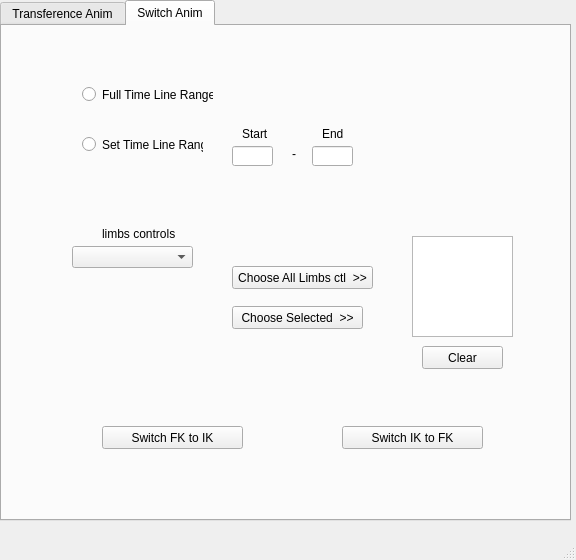
Qt form area_tools/anim/transferAnimTool.ui (gastonsbodio/maya_project_manager) before a commit.
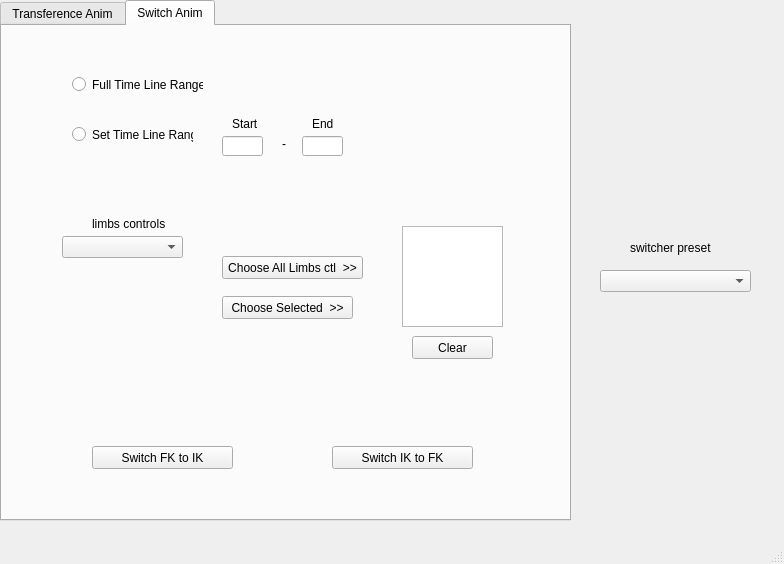
The same form after that commit. The open tabs and pages were chosen to show the change.

Commit message: dynamic rig tools menu

Diff of the .ui file:
```diff
--- a/area_tools/anim/transferAnimTool.ui
+++ b/area_tools/anim/transferAnimTool.ui
@@ -6,8 +6,8 @@
    <rect>
     <x>0</x>
     <y>0</y>
-    <width>576</width>
-    <height>560</height>
+    <width>784</width>
+    <height>564</height>
    </rect>
   </property>
   <property name="windowTitle">
@@ -221,8 +221,8 @@
      <widget class="QPushButton" name="pushBut_fk_ik">
       <property name="geometry">
        <rect>
-        <x>100</x>
-        <y>400</y>
+        <x>90</x>
+        <y>420</y>
         <width>141</width>
         <height>23</height>
        </rect>
@@ -234,8 +234,8 @@
      <widget class="QPushButton" name="pushBut_ik_fk">
       <property name="geometry">
        <rect>
-        <x>340</x>
-        <y>400</y>
+        <x>330</x>
+        <y>420</y>
         <width>141</width>
         <height>23</height>
        </rect>
@@ -247,8 +247,8 @@
      <widget class="QRadioButton" name="radioButt_fulll_timeline">
       <property name="geometry">
        <rect>
-        <x>80</x>
-        <y>60</y>
+        <x>70</x>
+        <y>50</y>
         <width>131</width>
         <height>17</height>
        </rect>
@@ -260,8 +260,8 @@
      <widget class="QRadioButton" name="radioButt_set_timeline">
       <property name="geometry">
        <rect>
-        <x>80</x>
-        <y>110</y>
+        <x>70</x>
+        <y>100</y>
         <width>121</width>
         <height>17</height>
        </rect>
@@ -273,8 +273,8 @@
      <widget class="QLineEdit" name="lineEd_start_f">
       <property name="geometry">
        <rect>
-        <x>230</x>
-        <y>120</y>
+        <x>220</x>
+        <y>110</y>
         <width>41</width>
         <height>20</height>
        </rect>
@@ -283,8 +283,8 @@
      <widget class="QLineEdit" name="lineEd_end_f">
       <property name="geometry">
        <rect>
-        <x>310</x>
-        <y>120</y>
+        <x>300</x>
+        <y>110</y>
         <width>41</width>
         <height>20</height>
        </rect>
@@ -293,8 +293,8 @@
      <widget class="QLabel" name="lab_start">
       <property name="geometry">
        <rect>
-        <x>240</x>
-        <y>100</y>
+        <x>230</x>
+        <y>90</y>
         <width>31</width>
         <height>16</height>
        </rect>
@@ -306,8 +306,8 @@
      <widget class="QLabel" name="lab_end">
       <property name="geometry">
        <rect>
-        <x>320</x>
-        <y>100</y>
+        <x>310</x>
+        <y>90</y>
         <width>31</width>
         <height>16</height>
        </rect>
@@ -319,8 +319,8 @@
      <widget class="QLabel" name="lab_underscore">
       <property name="geometry">
        <rect>
-        <x>290</x>
-        <y>120</y>
+        <x>280</x>
+        <y>110</y>
         <width>16</width>
         <height>16</height>
        </rect>
@@ -332,8 +332,8 @@
      <widget class="QComboBox" name="comboB_ik_ctl">
       <property name="geometry">
        <rect>
-        <x>70</x>
-        <y>220</y>
+        <x>60</x>
+        <y>210</y>
         <width>121</width>
         <height>22</height>
        </rect>
@@ -342,8 +342,8 @@
      <widget class="QPushButton" name="pushBut_choose_all">
       <property name="geometry">
        <rect>
-        <x>230</x>
-        <y>240</y>
+        <x>220</x>
+        <y>230</y>
         <width>141</width>
         <height>23</height>
        </rect>
@@ -355,8 +355,8 @@
      <widget class="QPushButton" name="pushBut_choose_sel">
       <property name="geometry">
        <rect>
-        <x>230</x>
-        <y>280</y>
+        <x>220</x>
+        <y>270</y>
         <width>131</width>
         <height>23</height>
        </rect>
@@ -368,8 +368,8 @@
      <widget class="QLabel" name="lab_ik_ctls">
       <property name="geometry">
        <rect>
-        <x>100</x>
-        <y>200</y>
+        <x>90</x>
+        <y>190</y>
         <width>81</width>
         <height>16</height>
        </rect>
@@ -381,8 +381,8 @@
      <widget class="QListWidget" name="listV_ik_ctl">
       <property name="geometry">
        <rect>
-        <x>410</x>
-        <y>210</y>
+        <x>400</x>
+        <y>200</y>
         <width>101</width>
         <height>101</height>
        </rect>
@@ -391,8 +391,8 @@
      <widget class="QPushButton" name="pushBut_clear_qw">
       <property name="geometry">
        <rect>
-        <x>420</x>
-        <y>320</y>
+        <x>410</x>
+        <y>310</y>
         <width>81</width>
         <height>23</height>
        </rect>
@@ -403,6 +403,29 @@
      </widget>
     </widget>
    </widget>
+   <widget class="QComboBox" name="comboB_switch_template">
+    <property name="geometry">
+     <rect>
+      <x>600</x>
+      <y>270</y>
+      <width>151</width>
+      <height>22</height>
+     </rect>
+    </property>
+   </widget>
+   <widget class="QLabel" name="lab_ik_ctls_2">
+    <property name="geometry">
+     <rect>
+      <x>630</x>
+      <y>240</y>
+      <width>81</width>
+      <height>16</height>
+     </rect>
+    </property>
+    <property name="text">
+     <string>switcher preset</string>
+    </property>
+   </widget>
   </widget>
   <widget class="QMenuBar" name="menubar">
    <property name="geometry">
```
Left out of the diff: 19 changed lines with no effect on the pictures. The commit also changes 16 other files.
